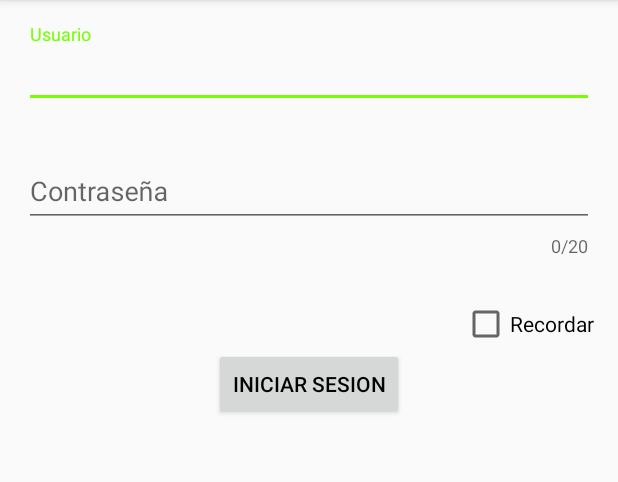
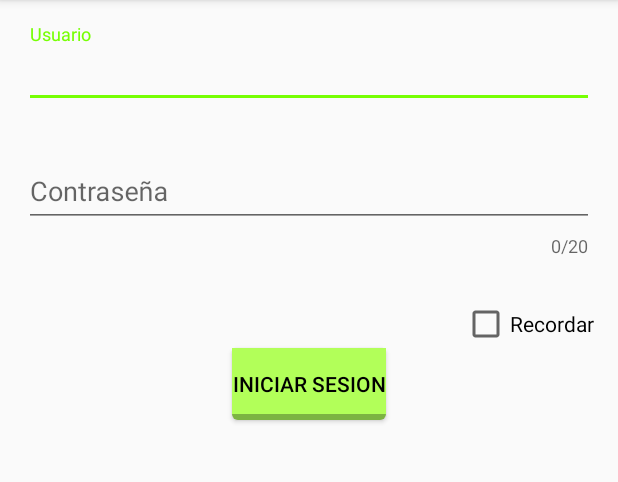
Before and after one commit to Hulk-lian/ManageProducts, an Android app: the screen it shows after launch (Login_Activity), on a phone screen of 412 x 824 dp, the part 84-566 px from its top. Run offline under Robolectric (Android 15) with nearby library versions, the light colour scheme and no system bars.

Commit message:
commit porque un mono me lanza cacahuetes

```diff
--- a/app/build.gradle
+++ b/app/build.gradle
@@ -2,7 +2,7 @@ apply plugin: 'com.android.application'
 
 android {
     compileSdkVersion 23
-    buildToolsVersion "23.0.3"
+    buildToolsVersion '25.0.0'
     defaultConfig {
         applicationId 'com.julian.manageproductrecycler'
         minSdkVersion 16
@@ -10,6 +10,9 @@ android {
         versionCode 1
         versionName "1.0"
         testInstrumentationRunner "android.support.test.runner.AndroidJUnitRunner"
+        jackOptions {
+            enabled true
+        }
     }
     buildTypes {
         release {
@@ -18,6 +21,10 @@ android {
         }
     }
     productFlavors {
+    }
+    compileOptions {
+        targetCompatibility 1.8
+        sourceCompatibility 1.8
     }
 }
 
--- a/app/src/main/java/com/julian/manageproduct/Product_Aplication.java
+++ b/app/src/main/java/com/julian/manageproduct/Product_Aplication.java
@@ -65,7 +65,13 @@ public class Product_Aplication extends Application {
     }
 
     public List<Product> getProducts(){
-        Collections.sort(products);
+        Collections.sort(products, (p1, p2) -> p1.getmStock() - p2.getmStock());
         return  products;
+        //se ha de añadir al apartado del gradle app
+        //jackOptions {
+          //  enabled true
+        //}
     }
+
+
 }
--- a/app/src/main/java/com/julian/manageproduct/model/Product.java
+++ b/app/src/main/java/com/julian/manageproduct/model/Product.java
@@ -1,5 +1,6 @@
 package com.julian.manageproduct.model;
 
+import java.util.Comparator;
 import java.util.Locale;
 
 public class Product implements Comparable<Product>{
@@ -11,6 +12,21 @@ public class Product implements Comparable<Product>{
     private double mPrice;
     private int mStock;
     private int mImage;
+
+    public static final Comparator<Product> PRICE_COMPARATOR= new Comparator<Product>() {
+        @Override
+        public int compare(Product p1, Product p2) {
+
+            return Double.compare(p2.getmPrice(),p1.getmPrice());
+        }
+    };
+
+    public static final Comparator<Product> STOCK_COMPARATOR=new Comparator<Product>() {
+        @Override
+        public int compare(Product p1, Product p2) {
+            return p1.getmStock()-p2.getmStock();
+        }
+    };
 
     public Product(String mName, String mDescription,String mDosage, String mBrand, double mPrice, int mStock, int mImage) {
         this.mName = mName;
@@ -132,6 +148,7 @@ public class Product implements Comparable<Product>{
 
     @Override
     public int compareTo(Product product) {
+
         if(this.getmName().compareTo(product.getmName())==0){
             return this.getmBrand().compareTo(product.getmBrand());
         }
--- /dev/null
+++ b/app/src/main/res/drawable/btn_login_enabled.xml
@@ -0,0 +1,19 @@
+<?xml version="1.0" encoding="utf-8"?>
+<layer-list xmlns:android="http://schemas.android.com/apk/res/android">
+
+    <!--sombre -->
+    <item>
+        <shape>
+                <solid android:color="#7cb342"/>
+                <corners android:radius="4dp"/>
+        </shape>
+    </item>
+
+    <!-- contenido -->
+    <item android:bottom="4dp">
+        <shape>
+            <solid android:color="@color/colorPrimary"/>
+        </shape>
+    </item>
+
+</layer-list>
--- /dev/null
+++ b/app/src/main/res/drawable/btn_login_focused.xml
@@ -0,0 +1,19 @@
+<?xml version="1.0" encoding="utf-8"?>
+<layer-list xmlns:android="http://schemas.android.com/apk/res/android">
+
+    <!--sombre -->
+    <item>
+        <shape>
+            <solid android:color="#7cb342"/>
+            <corners android:radius="4dp"/>
+        </shape>
+    </item>
+
+    <!-- contenido -->
+    <item android:bottom="4dp">
+        <shape>
+            <solid android:color="#76ff03"/>
+        </shape>
+    </item>
+
+</layer-list>
--- /dev/null
+++ b/app/src/main/res/drawable/btn_login_pressed.xml
@@ -0,0 +1,19 @@
+<?xml version="1.0" encoding="utf-8"?>
+<layer-list xmlns:android="http://schemas.android.com/apk/res/android">
+
+    <!--sombre -->
+    <item>
+        <shape>
+            <solid android:color="#7cb342"/>
+            <corners android:radius="4dp"/>
+        </shape>
+    </item>
+
+    <!-- contenido -->
+    <item android:bottom="4dp">
+        <shape>
+            <solid android:color="@color/colorPrimary"/>
+        </shape>
+    </item>
+
+</layer-list>
--- /dev/null
+++ b/app/src/main/res/drawable/sel_btn_login.xml
@@ -0,0 +1,6 @@
+<?xml version="1.0" encoding="utf-8"?>
+<selector xmlns:android="http://schemas.android.com/apk/res/android">
+    <item android:state_pressed="true" android:drawable="@drawable/btn_login_pressed"/>
+    <item android:state_focused="true" android:drawable="@drawable/btn_login_focused"/>
+    <item android:state_enabled="true" android:drawable="@drawable/btn_login_enabled"/>
+</selector>
--- a/app/src/main/res/layout/activity_login_.xml
+++ b/app/src/main/res/layout/activity_login_.xml
@@ -74,7 +74,8 @@
         android:layout_height="wrap_content"
         android:layout_centerHorizontal="true"
         android:layout_below="@+id/cbRemeber"
-        android:id="@+id/btLogin"/>
+        android:id="@+id/btLogin"
+        android:background="@drawable/sel_btn_login"/>
 
 
 </RelativeLayout>
```
Also changed, not shown: 1 other file.
